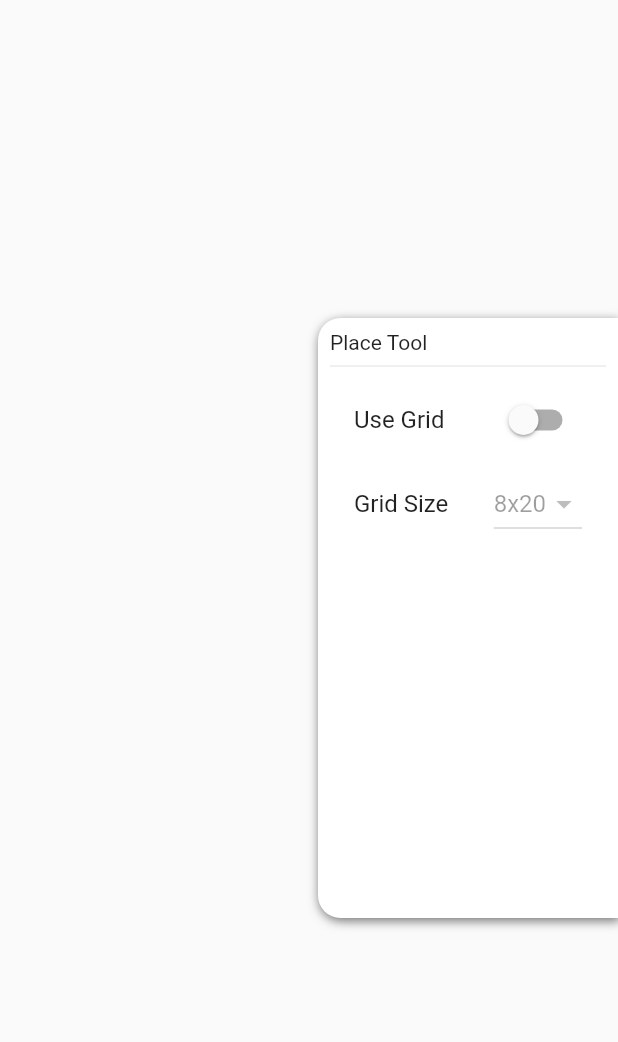
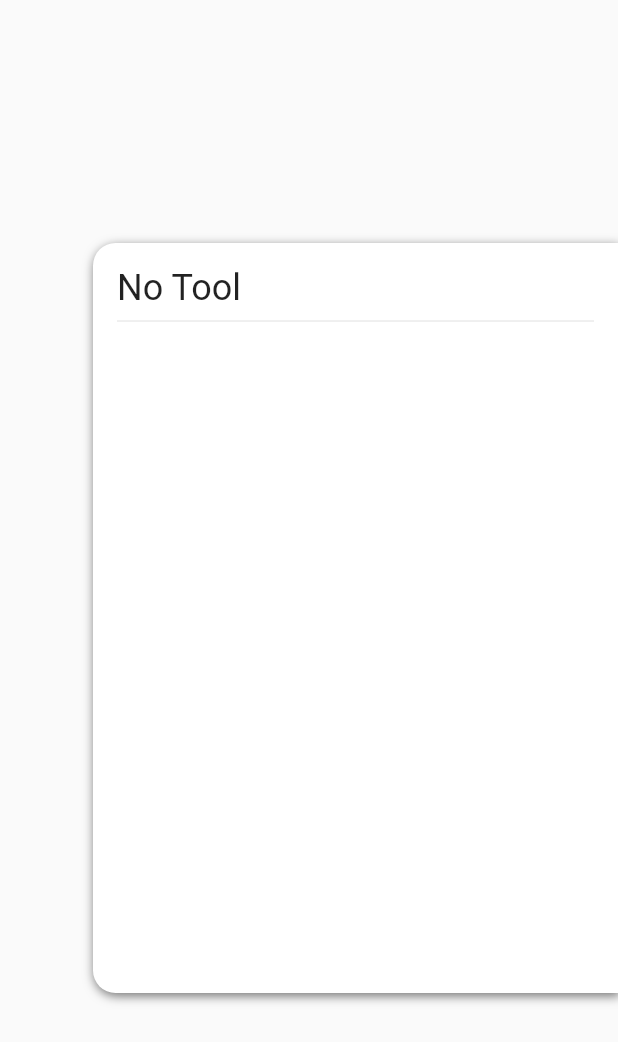
Before and after one commit to thomasstoeckert/breakout_editor, a Flutter app: the ToolBarSettingsPane widget shown alone on an empty page, opened directly, on a phone screen of 412 x 824 dp. Shown: the top 1042 px of the screen. Run offline on Flutter 3.47's test engine with Material 2 defaults, Android fonts, the light colour scheme and no system bars; our stand-ins replace bloc, equatable, flutter_bloc, flutter_speed_dial; missing offline and left inert: animated_widgets, bitsdojo_window, file_selector; statements that could not run were skipped.

Commit message:
Added simple settings controls

```diff
--- a/lib/data/tool_settings.dart
+++ b/lib/data/tool_settings.dart
@@ -1,3 +1,5 @@
+import 'package:flutter/material.dart';
+
 enum ToolMode { NO_TOOL, PLACE, MOVE, PAINT, DELETE }
 
 abstract class ToolSettings {
@@ -6,11 +8,47 @@ abstract class ToolSettings {
 
 class NoToolSettings extends ToolSettings {}
 
+enum ToolGridSize {
+  NO_GRID,
+  GRID_1x1,
+  GRID_8x8,
+  GRID_8x8p1,
+  GRID_8x20,
+  GRID_8x20p1,
+  GRID_20x20,
+  GRID_20x20p1
+}
+
+enum ToolBlockSize { SIZE_1x1, SIZE_8x8, SIZE_8x20, SIZE_20x20 }
+enum ToolBlockRatio { RATIO_1x1, RATIO_1x2, RATIO_2x5, RATIO_5x2 }
+
 class PlaceToolSettings extends ToolSettings {
+  bool showPreview = false;
   // Grid Size
+  bool useToolGrid = false;
+  ToolGridSize toolGridSize = ToolGridSize.NO_GRID;
   // Default Block Size
+  ToolBlockSize toolBlockSize = ToolBlockSize.SIZE_8x20;
   // Block Aspect Ratio
+  bool useToolBlockRatio = false;
+  ToolBlockRatio toolBlockRatio = ToolBlockRatio.RATIO_2x5;
   // Paint color
+  Color color = Colors.blue;
+
+  PlaceToolSettings();
+
+  factory PlaceToolSettings.from(PlaceToolSettings old) {
+    PlaceToolSettings ret = PlaceToolSettings();
+
+    ret.showPreview = old.showPreview;
+    ret.useToolGrid = old.useToolGrid;
+    ret.toolGridSize = old.toolGridSize;
+    ret.toolBlockSize = old.toolBlockSize;
+    ret.useToolBlockRatio = old.useToolBlockRatio;
+    ret.color = old.color;
+
+    return ret;
+  }
 }
 
 class MoveToolSettings extends ToolSettings {
@@ -32,3 +70,12 @@ Map<ToolMode, ToolSettings> defaultSettings = {
   ToolMode.PAINT: PaintToolSettings(),
   ToolMode.DELETE: DeleteToolSettings()
 };
+
+String formatSettingsEnum(Object enumval, String prefix) {
+  return enumval
+      .toString()
+      .split(".")
+      .last
+      .replaceAll(prefix, "")
+      .replaceAll("p", "+");
+}
--- a/lib/main.dart
+++ b/lib/main.dart
@@ -6,7 +6,7 @@ void main() {
   runApp(BreakoutEditor());
 
   doWhenWindowReady(() {
-    final initialSize = Size(900, 600);
+    final initialSize = Size(1100, 600);
     appWindow.minSize = initialSize;
     appWindow.size = initialSize;
     appWindow.alignment = Alignment.center;
--- a/lib/widgets/tool_settings_panel.dart
+++ b/lib/widgets/tool_settings_panel.dart
@@ -1,14 +1,39 @@
 import 'package:animated_widgets/widgets/translation_animated.dart';
 import 'package:breakout_editor/bloc/editor_bloc.dart';
+import 'package:breakout_editor/data/tool_settings.dart';
+import 'package:breakout_editor/widgets/tool_settings_panels/place.dart';
 import 'package:flutter/material.dart';
 import 'package:flutter_bloc/flutter_bloc.dart';
 
 class ToolBarSettingsPane extends StatelessWidget {
   const ToolBarSettingsPane({Key? key}) : super(key: key);
 
+  final double _width = 350.0;
+
   @override
   Widget build(BuildContext context) {
     return BlocBuilder<EditorBloc, EditorState>(builder: (context, state) {
+      Widget content = Container();
+
+      switch (state.mode) {
+        case ToolMode.NO_TOOL:
+          content = TBPanelContent();
+          break;
+        case ToolMode.PLACE:
+          content = TBPanelContentPlace(
+              state.toolSettings[state.mode] as PlaceToolSettings);
+          break;
+        case ToolMode.MOVE:
+          //content = _TBPanelContentMove(state);
+          break;
+        case ToolMode.PAINT:
+          //content = _TBPanelContentPaint(state);
+          break;
+        case ToolMode.DELETE:
+          //content = _TBPanelContentDelete(state);
+          break;
+      }
+
       return Align(
           alignment: Alignment.centerRight,
           child: TranslationAnimatedWidget(
@@ -16,16 +41,12 @@ class ToolBarSettingsPane extends StatelessWidget {
             duration: const Duration(milliseconds: 200),
             curve: Curves.easeInOut,
             values: [
-              Offset(200, 0),
+              Offset(_width, 0),
               Offset(0, 0),
             ],
             child: Container(
-                width: 200.0,
-                height: 400.0,
-                child: Container(
-                  child: _TBPanelContentPlace(),
-                  margin: const EdgeInsets.all(8.0),
-                ),
+              width: _width,
+              height: 500.0,
               decoration: BoxDecoration(
                   color: Colors.white,
                   boxShadow: <BoxShadow>[
@@ -37,39 +58,37 @@ class ToolBarSettingsPane extends StatelessWidget {
                   ],
                   borderRadius: BorderRadius.circular(15.0).copyWith(
                       topRight: Radius.circular(0.0),
-                        bottomRight: Radius.circular(0.0)))),
+                      bottomRight: Radius.circular(0.0))),
+              child: Container(
+                child: AnimatedSwitcher(
+                  child: content,
+                  duration: const Duration(milliseconds: 100),
+                ),
+                margin: const EdgeInsets.all(16.0),
+              ),
+            ),
           ));
     });
   }
 }
 
-class _TBPanelContentPlace extends StatefulWidget {
-  const _TBPanelContentPlace({Key? key}) : super(key: key);
+class TBPanelContent extends StatelessWidget {
+  final String title;
+  final List<Widget>? children;
 
-  @override
-  __TBPanelContentPlaceState createState() => __TBPanelContentPlaceState();
-}
+  const TBPanelContent({Key? key, this.title = "No Tool", this.children})
+      : super(key: key);
 
-class __TBPanelContentPlaceState extends State<_TBPanelContentPlace> {
   @override
   Widget build(BuildContext context) {
     return ListView(
       children: [
-        Text("Place Tool"),
+        Text(
+          title,
+          style: Theme.of(context).textTheme.headline5,
+        ),
         Divider(),
-        ListTile(
-          title: Text("Use Grid"),
-          trailing: Switch.adaptive(value: false, onChanged: (_) => print(_)),
-        ),
-        ListTile(
-          title: Text("Grid Size"),
-          trailing: DropdownButton(
-            items: [
-              DropdownMenuItem(child: Text("8x20")),
-              //DropdownMenuItem(child: Text("8x8"))
-            ],
-          ),
-        )
+        if (children != null) ...children!
       ],
     );
   }
```
Also changed, not shown: lib/bloc/editor_bloc.dart (+4 -3 lines), lib/widgets/tool_settings_panels/place.dart (added, +133 -0 lines). Lines whose indentation alone changed are shown as unchanged.
